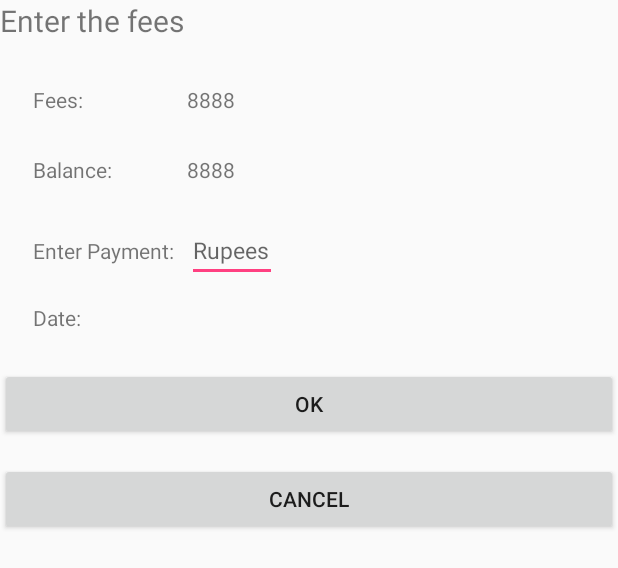
After one commit to sumansaggu/MyApplication2, an Android app: the layout dialog_layout.xml on its own in the app's theme, with its tools: preview values and no code run, on a phone screen of 412 x 824 dp. The commit adds this screen. Shown: the top 568 px of the screen. Run offline under Robolectric (Android 15) with nearby library versions, the phone set to English and light mode, and no system bars.

Commit message:
Context menu "Reciept" added fees and balance loaded for a customer

```diff
--- /dev/null
+++ b/app/src/main/res/layout/dialog_layout.xml
@@ -0,0 +1,117 @@
+<?xml version="1.0" encoding="utf-8"?>
+<RelativeLayout xmlns:android="http://schemas.android.com/apk/res/android"
+    android:orientation="vertical" android:layout_width="match_parent"
+    android:layout_height="match_parent"
+    android:weightSum="1">
+
+    <TextView
+        android:text="Enter the fees"
+        android:layout_width="116dp"
+        android:layout_height="37dp"
+        android:id="@+id/title_dialog"
+        android:textSize="20sp"
+        android:layout_weight="0.00"
+        android:layout_alignParentLeft="true"
+        android:layout_alignParentStart="true"
+        android:layout_alignParentRight="true"
+        android:layout_alignParentEnd="true" />
+
+    <TextView
+        android:text="Balance:"
+        android:layout_width="wrap_content"
+        android:layout_height="wrap_content"
+        android:id="@+id/textView9"
+        android:layout_below="@+id/textView8"
+        android:layout_alignLeft="@+id/textView8"
+        android:layout_alignStart="@+id/textView8"
+        android:layout_marginTop="27dp" />
+
+    <TextView
+        android:text="8888"
+        android:layout_width="wrap_content"
+        android:layout_height="wrap_content"
+        android:id="@+id/fees_dialog"
+        android:layout_below="@+id/title_dialog"
+        android:layout_toRightOf="@+id/textView9"
+        android:layout_toEndOf="@+id/textView9"
+        android:layout_marginLeft="50dp"
+        android:layout_marginStart="50dp"
+        android:layout_marginTop="19dp" />
+
+    <TextView
+        android:text="Fees:"
+        android:layout_width="wrap_content"
+        android:layout_height="wrap_content"
+        android:layout_marginLeft="22dp"
+        android:layout_marginStart="22dp"
+        android:id="@+id/textView8"
+        android:layout_alignBaseline="@+id/fees_dialog"
+        android:layout_alignBottom="@+id/fees_dialog"
+        android:layout_alignParentLeft="true"
+        android:layout_alignParentStart="true" />
+
+    <TextView
+        android:text="8888"
+        android:layout_width="wrap_content"
+        android:layout_height="wrap_content"
+        android:layout_alignTop="@+id/textView9"
+        android:layout_alignRight="@+id/fees_dialog"
+        android:layout_alignEnd="@+id/fees_dialog"
+        android:id="@+id/balance_dialog" />
+
+    <Button
+        android:text="OK"
+        android:layout_width="match_parent"
+        android:layout_height="wrap_content"
+        android:id="@+id/buttonYes"
+        android:layout_weight="0.00"
+        android:layout_below="@+id/reciept_dialog"
+        android:layout_alignParentLeft="true"
+        android:layout_alignParentStart="true"
+        android:layout_marginTop="57dp" />
+
+    <Button
+        android:text="Cancel"
+        android:layout_width="match_parent"
+        android:layout_height="wrap_content"
+        android:id="@+id/buttonNo"
+        android:layout_weight="0.00"
+        android:layout_below="@+id/buttonYes"
+        android:layout_alignParentLeft="true"
+        android:layout_alignParentStart="true"
+        android:layout_marginTop="15dp" />
+
+    <TextView
+        android:text="Enter Payment:"
+        android:layout_width="wrap_content"
+        android:layout_height="wrap_content"
+        android:id="@+id/textView7"
+        android:layout_alignBaseline="@+id/reciept_dialog"
+        android:layout_alignBottom="@+id/reciept_dialog"
+        android:layout_alignLeft="@+id/textView9"
+        android:layout_alignStart="@+id/textView9" />
+
+    <EditText
+        android:layout_height="wrap_content"
+        android:inputType="numberDecimal"
+        android:ems="10"
+        android:id="@+id/reciept_dialog"
+        android:textSize="15sp"
+        android:layout_marginTop="23dp"
+        android:layout_width="60dp"
+        android:layout_below="@+id/balance_dialog"
+        android:layout_alignLeft="@+id/balance_dialog"
+        android:layout_alignStart="@+id/balance_dialog"
+        android:hint="Rupees" />
+
+    <TextView
+        android:text="Date:"
+        android:layout_width="wrap_content"
+        android:layout_height="wrap_content"
+        android:layout_below="@+id/reciept_dialog"
+        android:layout_alignLeft="@+id/textView7"
+        android:layout_alignStart="@+id/textView7"
+        android:layout_marginTop="14dp"
+        android:id="@+id/date_diaglog" />
+
+</RelativeLayout>
```
Also changed, not shown: app/src/main/java/com/example/saggu/myapplication/DbHendler.java (+49 -39 lines), app/src/main/java/com/example/saggu/myapplication/MainActivity.java (+59 -9 lines), app/src/main/java/com/example/saggu/myapplication/PersonInfo.java (+9 -0 lines), app/src/main/java/com/example/saggu/myapplication/ViewAll.java (+34 -19 lines), app/src/main/java/com/example/saggu/myapplication/dialog.java (added, +73 -0 lines), app/src/main/res/layout/layout_list.xml (+112 -19 lines).
